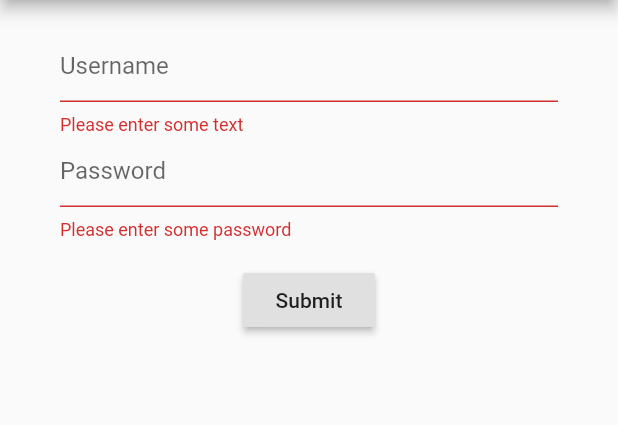
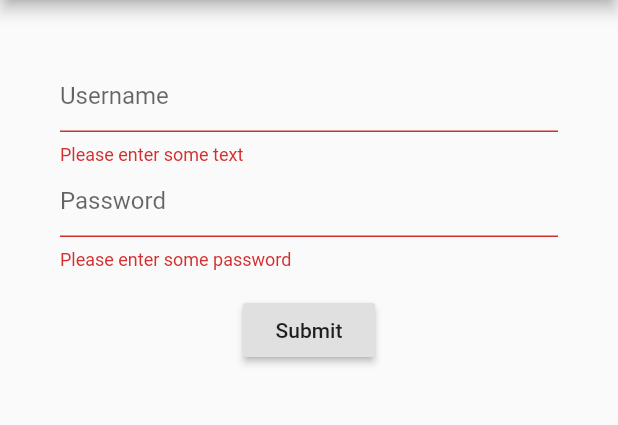
Before and after one commit to l0r5/kicker_app, a Flutter app: the screen it shows after launch, after a tap on "Submit", on a phone screen of 412 x 824 dp, the part 84-509 px from its top. Run offline on Flutter 3.47's test engine with Material 2 defaults, Android fonts, the phone set to English and light mode, and no system bars.

```diff
--- a/lib/app.dart
+++ b/lib/app.dart
@@ -1,18 +1,30 @@
 import 'package:flutter/material.dart';
 
-import 'landing_page.dart';
+import 'home_screen.dart';
+import 'login_screen.dart';
+import 'state/Login.dart';
+import 'utils/globals.dart' as globals;
 
 class App extends StatelessWidget {
   @override
   Widget build(BuildContext context) {
+    String _initialRoute = globals.ROUTE_LOGIN;
+
+    if(Login.of(context) != null) {
+      if(Login.of(context).isLoggedIn) {
+        _initialRoute = globals.ROUTE_HOME;
+      }
+    }
+
     return MaterialApp(
-      title: 'Kicker App',
-      home: Scaffold(
-        appBar: AppBar(
-          title: Text('Kicker App'),
-        ),
-        body: LandingPage(),
-      ),
+//        initialRoute: _initialRoute,
+        routes: <String, WidgetBuilder>{
+          globals.ROUTE_HOME: (context) => HomeScreen(),
+          globals.ROUTE_LOGIN: (context) => LoginScreen(),
+        },
+        home: Scaffold(
+          body: _initialRoute == globals.ROUTE_HOME ? HomeScreen() : LoginScreen()
+        )
     );
   }
 }
--- a/lib/forms/login_form.dart
+++ b/lib/forms/login_form.dart
@@ -1,18 +1,29 @@
 import 'package:flutter/material.dart';
+import 'package:kicker_app/state/Login.dart';
+import '../utils/globals.dart' as globals;
 
 class LoginForm extends StatefulWidget {
   @override
-  LoginFormState createState() {
-    return LoginFormState();
+  _LoginFormState createState() {
+    return _LoginFormState();
   }
 }
 
-class LoginFormState extends State<LoginForm> {
+class _LoginFormState extends State<LoginForm> {
   final _formKey = GlobalKey<FormState>();
+  bool _isLoggedIn = false;
+
+  void _setToLoggedIn() {
+    setState(() {
+      _isLoggedIn = true;
+    });
+  }
 
   @override
   Widget build(BuildContext context) {
-    return Form(
+    return Login(
+        isLoggedIn: _isLoggedIn,
+        child: Form(
           key: _formKey,
           child: Column(
             children: <Widget>[
@@ -41,8 +52,11 @@ class LoginFormState extends State<LoginForm> {
                     // the form is invalid.
                     if (_formKey.currentState.validate()) {
                       // If the form is valid, we want to show a Snackbar
-                  Scaffold.of(context)
-                      .showSnackBar(SnackBar(content: Text('Processing Data')));
+                      Scaffold.of(context).showSnackBar(
+                          SnackBar(content: Text('Processing Data')));
+                      _setToLoggedIn();
+                      Navigator.pushReplacementNamed(
+                          context, globals.ROUTE_HOME);
                     }
                   },
                   child: Text('Submit'),
@@ -50,6 +64,6 @@ class LoginFormState extends State<LoginForm> {
               ),
             ],
           ),
-    );
+        ));
   }
 }
--- a/lib/landing_page.dart
+++ /dev/null
@@ -1,14 +0,0 @@
-import 'package:flutter/material.dart';
-
-import 'package:kicker_app/forms/login_form.dart';
-
-class LandingPage extends StatelessWidget {
-  @override
-  Widget build(BuildContext context) {
-    return Container(
-          padding: const EdgeInsets.symmetric(horizontal: 40.0, vertical: 20.0),
-          child: LoginForm(),
-    );
-  }
-
-}
--- /dev/null
+++ b/lib/login_screen.dart
@@ -0,0 +1,20 @@
+import 'package:flutter/material.dart';
+
+import 'forms/login_form.dart';
+
+class LoginScreen extends StatelessWidget {
+  @override
+  Widget build(BuildContext context) {
+    return Scaffold(
+        appBar: AppBar(
+          title: Text('Kicker App'),
+        ),
+        body: Center(
+          child: Padding(
+            padding: const EdgeInsets.symmetric(vertical: 40.0, horizontal: 40),
+            child: LoginForm(),
+          ),
+        )
+    );
+  }
+}
--- /dev/null
+++ b/lib/state/Login.dart
@@ -0,0 +1,18 @@
+import 'package:flutter/material.dart';
+
+class Login extends InheritedWidget {
+
+  static of(BuildContext context) =>
+      context.inheritFromWidgetOfExactType(Login);
+
+  final bool isLoggedIn;
+
+  Login({Key key, @required Widget child, @required this.isLoggedIn})
+      : assert(isLoggedIn != null),
+        super(key: key, child: child);
+
+  @override
+  bool updateShouldNotify(Login oldWidget) {
+    return this.isLoggedIn != oldWidget.isLoggedIn;
+  }
+}
--- /dev/null
+++ b/lib/utils/globals.dart
@@ -0,0 +1,2 @@
+const String ROUTE_HOME = '/home';
+const String ROUTE_LOGIN = '/login';
```
Also changed, not shown: lib/home_screen.dart (added, +45 -0 lines). Lines whose indentation alone changed are shown as unchanged.
